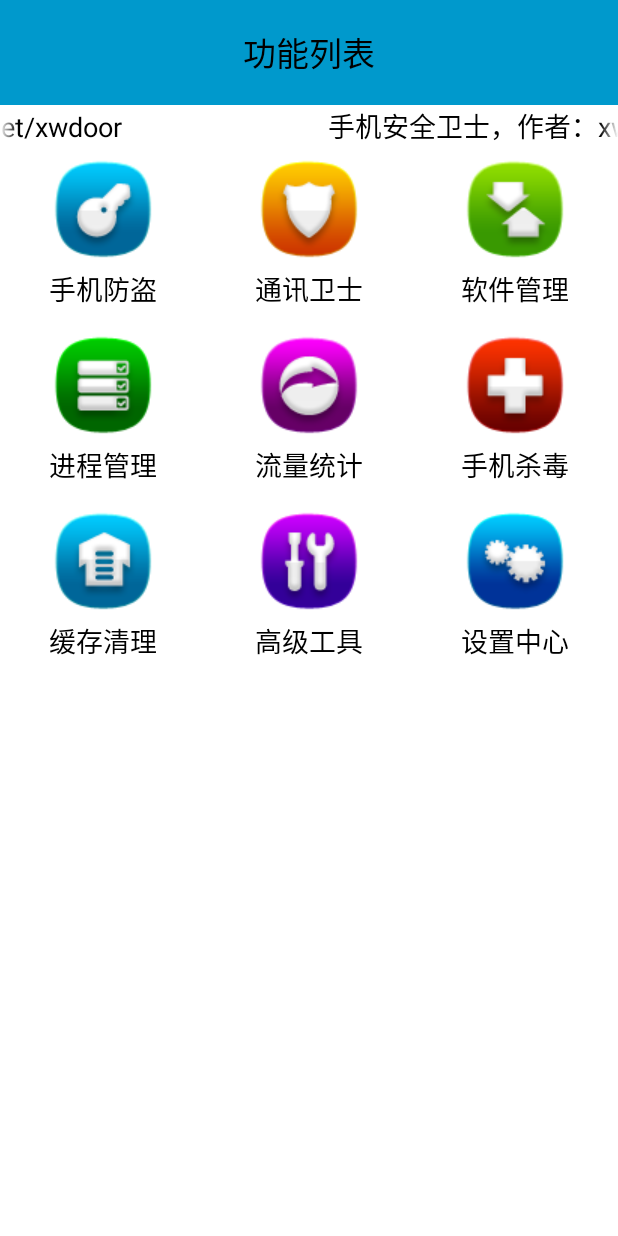
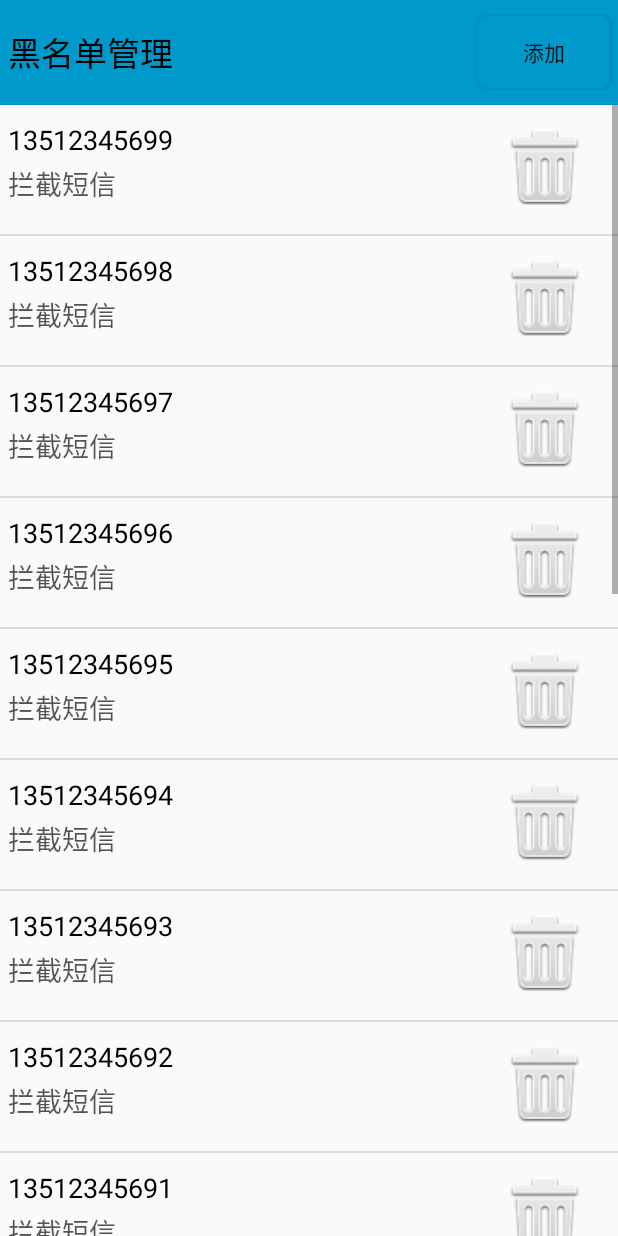
Before and after one commit to xwdoor/MobileSafe, an Android app: the screen it shows after launch (HomeActivity before the commit, BlackNumberActivity after it), after a tap on "通讯卫士", on a phone screen of 412 x 824 dp. Run offline under Robolectric (Android 15) with nearby library versions, the phone set to English and light mode, and no system bars; 2 statements that could not run were skipped; 1 other tap on this screen came first.

Commit message:
通讯卫士：黑名单管理
通讯卫士之电话与短信黑名单管理

```diff
--- a/app/src/main/AndroidManifest.xml
+++ b/app/src/main/AndroidManifest.xml
@@ -39,6 +39,7 @@
         <activity android:name=".activity.ToolsActivity" />
         <activity android:name=".activity.AddressQueryActivity" />
         <activity android:name=".activity.DragViewActivity" />
+        <activity android:name=".activity.BlackNumberActivity" />
 
         <receiver
             android:name=".receiver.BootCompleteReceiver"
--- a/app/src/main/java/net/xwdoor/mobilesafe/activity/AddressQueryActivity.java
+++ b/app/src/main/java/net/xwdoor/mobilesafe/activity/AddressQueryActivity.java
@@ -3,6 +3,8 @@ package net.xwdoor.mobilesafe.activity;
 import android.content.Context;
 import android.content.Intent;
 import android.os.Bundle;
+import android.text.Editable;
+import android.text.TextWatcher;
 import android.view.View;
 import android.widget.Button;
 import android.widget.EditText;
@@ -45,6 +47,25 @@ public class AddressQueryActivity extends BaseActivity {
                 tvResult.setText(address);
             }
         });
+
+        etNumber.addTextChangedListener(new TextWatcher() {
+            @Override
+            public void beforeTextChanged(CharSequence s, int start, int count, int after) {
+
+            }
+
+            @Override
+            public void onTextChanged(CharSequence s, int start, int before, int count) {
+
+            }
+
+            @Override
+            public void afterTextChanged(Editable s) {
+                String number = s.toString().trim();
+                String address = AddressQuery.getAddress(AddressQueryActivity.this, number);
+                tvResult.setText(address);
+            }
+        });
     }
 
     @Override
--- /dev/null
+++ b/app/src/main/java/net/xwdoor/mobilesafe/activity/BlackNumberActivity.java
@@ -0,0 +1,145 @@
+package net.xwdoor.mobilesafe.activity;
+
+import android.content.Context;
+import android.content.Intent;
+import android.os.Bundle;
+import android.os.Handler;
+import android.os.Message;
+import android.view.View;
+import android.widget.AbsListView;
+import android.widget.Button;
+import android.widget.ListView;
+import android.widget.ProgressBar;
+
+import net.xwdoor.mobilesafe.R;
+import net.xwdoor.mobilesafe.adapter.BlackNumberAdapter;
+import net.xwdoor.mobilesafe.base.BaseActivity;
+import net.xwdoor.mobilesafe.db.BlackNumberDao;
+import net.xwdoor.mobilesafe.entity.BlackNumberInfo;
+
+import java.util.ArrayList;
+import java.util.Random;
+
+/**
+ * 通讯卫士：黑名单
+ *
+ * Created by XWdoor on 2016/3/16 016 14:06.
+ * 博客：http://blog.csdn.net/xwdoor
+ */
+public class BlackNumberActivity extends BaseActivity {
+
+    private Button btnAddNumber;
+    private ListView lvList;
+    private ProgressBar pbLoading;
+
+    private BlackNumberAdapter mAdapter;
+    private ArrayList<BlackNumberInfo> mList = null;
+    private Handler mHandler;
+    private BlackNumberDao mNumberDao;
+    private boolean isLoading = false;
+
+    public static void startAct(Context context) {
+        Intent intent = new Intent(context, BlackNumberActivity.class);
+        context.startActivity(intent);
+    }
+
+    @Override
+    public void initVariables() {
+        mNumberDao = BlackNumberDao.getInstance(this);
+        //初始化 Handler
+        mHandler = new Handler() {
+            @Override
+            public void handleMessage(Message msg) {
+                if (mAdapter == null) {// 第一页
+                    mAdapter = new BlackNumberAdapter(BlackNumberActivity.this, mList, mNumberDao);
+                    // 给listview设置数据
+                    lvList.setAdapter(mAdapter);// 这个方法导致数据默认跑到第0个位置
+                } else {
+                    //更新列表数据
+                    mAdapter.notifyDataSetChanged();
+                }
+
+                pbLoading.setVisibility(View.GONE);
+                isLoading = false;
+            }
+        };
+    }
+
+    @Override
+    protected void initViews(Bundle savedInstanceState) {
+        setContentView(R.layout.activity_black_number);
+        btnAddNumber = (Button) findViewById(R.id.btn_add_number);
+        lvList = (ListView) findViewById(R.id.lv_list);
+        pbLoading = (ProgressBar) findViewById(R.id.pb_loading);
+
+        lvList.setOnScrollListener(new AbsListView.OnScrollListener() {
+            @Override
+            public void onScrollStateChanged(AbsListView view, int scrollState) {
+                if (scrollState == SCROLL_STATE_IDLE) {
+                    // 获取最后一个可见item的位置
+                    int lastPosition = lvList.getLastVisiblePosition();
+                    // 判断是否滑动 到最后一个
+                    if (lastPosition >= mList.size() - 1 && !isLoading) {
+                        //读取数据库中数据的总数
+                        int totalCount = mNumberDao.getTotalCount();
+                        if (mList.size() >= totalCount) {
+                            //说明没有更多的数据了
+                            showToast("没有更多的数据了");
+                            return;
+                        }
+                        // 加载下一页
+                        loadBlackNumber();
+                    }
+                }
+            }
+
+            @Override
+            public void onScroll(AbsListView view, int firstVisibleItem, int visibleItemCount, int totalItemCount) {
+
+            }
+        });
+    }
+
+    @Override
+    protected void loadData() {
+        loadBlackNumber();
+    }
+
+    /**
+     * 加载黑名单
+     */
+    private void loadBlackNumber() {
+        pbLoading.setVisibility(View.VISIBLE);
+        isLoading = true;
+        new Thread() {
+            @Override
+            public void run() {
+                if (mList == null) {
+                    //添加模拟数据
+                    if (mNumberDao.getTotalCount() == 0)
+                        addMockData();
+
+                    // 加载第一页数据
+                    mList = mNumberDao.findPart(0);// 20条数据
+                } else {
+                    // 给集合添加一个集合, 集合相加
+                    mList.addAll(mNumberDao.findPart(mList.size()));
+                }
+                //更新列表数据
+                mHandler.sendEmptyMessage(0);
+            }
+        }.start();
+    }
+
+    private void addMockData() {
+        for (int i = 0; i < 100; i++) {
+            Random random = new Random();
+            int mode = random.nextInt(3) + 1;
+            if (i < 10) {
+                mNumberDao.add("1341234567" + i, mode);
+            } else {
+                mNumberDao.add("135123456" + i, mode);
+            }
+        }
+    }
+}
--- a/app/src/main/java/net/xwdoor/mobilesafe/activity/HomeActivity.java
+++ b/app/src/main/java/net/xwdoor/mobilesafe/activity/HomeActivity.java
@@ -55,6 +55,9 @@ public class HomeActivity extends BaseActivity {
                 switch (position) {
                     case 0://手机防盗界面
                         showSafeDialog();
+                        break;
+                    case 1://通讯卫士
+                        BlackNumberActivity.startAct(HomeActivity.this);
                         break;
                     case 7://高级工具
                         ToolsActivity.startAct(HomeActivity.this);
--- /dev/null
+++ b/app/src/main/java/net/xwdoor/mobilesafe/adapter/BlackNumberAdapter.java
@@ -0,0 +1,102 @@
+package net.xwdoor.mobilesafe.adapter;
+
+import android.content.Context;
+import android.view.View;
+import android.view.ViewGroup;
+import android.widget.BaseAdapter;
+import android.widget.ImageView;
+import android.widget.TextView;
+
+import net.xwdoor.mobilesafe.R;
+import net.xwdoor.mobilesafe.db.BlackNumberDao;
+import net.xwdoor.mobilesafe.entity.BlackNumberInfo;
+
+import java.util.ArrayList;
+
+/**
+ * Created by XWdoor on 2016/3/16 016 14:30.
+ * 博客：http://blog.csdn.net/xwdoor
+ */
+public class BlackNumberAdapter extends BaseAdapter {
+    ArrayList<BlackNumberInfo> mList;
+    Context mContext;
+    BlackNumberDao mNumberDao;
+
+    public BlackNumberAdapter(Context ctx, ArrayList<BlackNumberInfo> list, BlackNumberDao numberDao) {
+        this.mContext = ctx;
+        this.mList = list;
+        this.mNumberDao = numberDao;
+    }
+
+    @Override
+    public int getCount() {
+        return mList.size();
+    }
+
+    @Override
+    public BlackNumberInfo getItem(int position) {
+        return mList.get(position);
+    }
+
+    @Override
+    public long getItemId(int position) {
+        return position;
+    }
+
+    //listview优化
+    // 1. 使用convertView,重用对象,保证对象不被创建多次
+    // 2. 使用ViewHolder,减少findViewById的次数
+    // 3. 将ViewHolder改为static, 内存只加载一次
+    @Override
+    public View getView(int position, View convertView, ViewGroup parent) {
+        View view;
+        ViewHolder holder;
+        if(convertView == null) {
+            view = View.inflate(mContext, R.layout.item_black_number_adapter, null);
+            holder = new ViewHolder();
+            holder.tvNumber = (TextView) view.findViewById(R.id.tv_number);
+            holder.tvMode = (TextView) view.findViewById(R.id.tv_mode);
+            holder.ivDelete = (ImageView) view.findViewById(R.id.iv_delete);
+            // 将holder对象和view绑定在一起
+            view.setTag(holder);
+        }else {
+            view = convertView;
+            holder = (ViewHolder) view.getTag();
+        }
+
+        final BlackNumberInfo info = getItem(position);
+        holder.tvNumber.setText(info.number);
+        switch (info.mode) {
+            case 1:
+                holder.tvMode.setText("拦截电话");
+                break;
+            case 2:
+                holder.tvMode.setText("拦截短信");
+                break;
+            case 3:
+                holder.tvMode.setText("拦截电话+短信");
+                break;
+            default:
+                break;
+        }
+
+        holder.ivDelete.setOnClickListener(new View.OnClickListener() {
+            @Override
+            public void onClick(View v) {
+                // 从集合中移除
+                mList.remove(info);
+                // 从数据库移除
+                mNumberDao.delete(info.number);
+                //更新数据
+                notifyDataSetChanged();
+            }
+        });
+        return view;
+    }
+
+    static class ViewHolder {
+        public TextView tvNumber;
+        public TextView tvMode;
+        public ImageView ivDelete;
+    }
+}
--- a/app/src/main/java/net/xwdoor/mobilesafe/db/AddressQuery.java
+++ b/app/src/main/java/net/xwdoor/mobilesafe/db/AddressQuery.java
@@ -85,6 +85,7 @@ public class AddressQuery {
                     break;
             }
         }
+        database.close();//关闭数据库
         return address;
     }
 }
--- /dev/null
+++ b/app/src/main/java/net/xwdoor/mobilesafe/db/BlackNumberDao.java
@@ -0,0 +1,197 @@
+package net.xwdoor.mobilesafe.db;
+
+import android.content.ContentValues;
+import android.content.Context;
+import android.database.Cursor;
+import android.database.sqlite.SQLiteDatabase;
+
+import net.xwdoor.mobilesafe.entity.BlackNumberInfo;
+
+import java.util.ArrayList;
+
+/**
+ * 黑名单数据库封装 crud create remove update delete
+ *
+ * Created by XWdoor on 2016/3/16 016 14:25.
+ * 博客：http://blog.csdn.net/xwdoor
+ */
+public class BlackNumberDao {
+
+    private static BlackNumberDao sInstance = null;// 懒汉模式
+    private BlackNumberOpenHelper mHelper;
+
+    private BlackNumberDao(Context ctx) {
+        mHelper = new BlackNumberOpenHelper(ctx);
+    }
+
+    public static BlackNumberDao getInstance(Context ctx) {
+        if (sInstance == null) {
+            // A, B
+            synchronized (BlackNumberDao.class) {
+                if (sInstance == null) {
+                    sInstance = new BlackNumberDao(ctx);
+                }
+            }
+        }
+
+        return sInstance;
+    }
+
+    /**
+     * 增加黑名单
+     *
+     * @param number
+     * @param mode
+     */
+    public void add(String number, int mode) {
+        SQLiteDatabase database = mHelper.getWritableDatabase();
+        ContentValues values = new ContentValues();
+        values.put("number", number);
+        values.put("mode", mode);
+        database.insert("blacknumber", null, values);
+        database.close();
+    }
+
+    /**
+     * 删除黑名单
+     *
+     * @param number
+     */
+    public void delete(String number) {
+        SQLiteDatabase database = mHelper.getWritableDatabase();
+        database.delete("blacknumber", "number=?", new String[]{number});
+        database.close();
+    }
+
+    /**
+     * 修改黑名单拦截模式
+     *
+     * @param number
+     * @param mode
+     */
+    public void update(String number, int mode) {
+        SQLiteDatabase database = mHelper.getWritableDatabase();
+        ContentValues values = new ContentValues();
+        values.put("mode", mode);
+        database.update("blacknumber", values, "number=?",
+                new String[]{number});
+        database.close();
+    }
+
+    /**
+     * 查询黑名单
+     *
+     * @param number
+     */
+    public boolean find(String number) {
+        SQLiteDatabase database = mHelper.getWritableDatabase();
+        Cursor cursor = database
+                .query("blacknumber", new String[] { "number", "mode" },
+                        "number=?", new String[] { number }, null, null, null);
+
+        boolean exist = false;
+        if (cursor.moveToFirst()) {
+            exist = true;
+        }
+
+        cursor.close();
+        database.close();
+
+        return exist;
+    }
+
+    /**
+     * 查询黑名单拦截模式
+     *
+     * @param number
+     */
+    public int findMode(String number) {
+        SQLiteDatabase database = mHelper.getWritableDatabase();
+        Cursor cursor = database.query("blacknumber", new String[]{"mode"},
+                "number=?", new String[]{number}, null, null, null);
+
+        int mode = -1;
+        if (cursor.moveToFirst()) {
+            mode = cursor.getInt(0);
+        }
+
+        cursor.close();
+        database.close();
+
+        return mode;
+    }
+
+    /**
+     * 查询全部黑名单
+     */
+    public ArrayList<BlackNumberInfo> findAll() {
+        SQLiteDatabase database = mHelper.getWritableDatabase();
+        Cursor cursor = database.query("blacknumber", new String[] { "number",
+                "mode" }, null, null, null, null, null);
+
+        ArrayList<BlackNumberInfo> list = new ArrayList<BlackNumberInfo>();
+        while (cursor.moveToNext()) {
+            BlackNumberInfo info = new BlackNumberInfo();
+            String number = cursor.getString(0);
+            int mode = cursor.getInt(1);
+
+            info.number = number;
+            info.mode = mode;
+            list.add(info);
+        }
+
+        cursor.close();
+        database.close();
+
+        return list;
+    }
+
+    /**
+     * 分页查找数据
+     *
+     * @param index 查询起始位置
+     * @return
+     */
+    public ArrayList<BlackNumberInfo> findPart(int index) {
+        SQLiteDatabase database = mHelper.getWritableDatabase();
+        // select number, mode from blacknumber limit 0,20;
+        Cursor cursor = database
+                .rawQuery(
+                        "select number, mode from blacknumber order by _id desc limit ?,20",
+                        new String[] { index + "" });// 逆序排列
+        ArrayList<BlackNumberInfo> list = new ArrayList<BlackNumberInfo>();
+        while (cursor.moveToNext()) {
+            BlackNumberInfo info = new BlackNumberInfo();
+            String number = cursor.getString(0);
+            int mode = cursor.getInt(1);
+
+            info.number = number;
+            info.mode = mode;
+            list.add(info);
+        }
+
+        cursor.close();
+        database.close();
+
+        return list;
+    }
+
+    /**
+     * 获取数据总数
+     */
+    public int getTotalCount() {
+        SQLiteDatabase database = mHelper.getWritableDatabase();
+        Cursor cursor = database.rawQuery("select count(*) from blacknumber",
+                null);
+
+        int totalCount = 0;
+        if (cursor.moveToFirst()) {
+            totalCount = cursor.getInt(0);
+        }
+
+        cursor.close();
+        database.close();
+        return totalCount;
+    }
+
+}
--- /dev/null
+++ b/app/src/main/java/net/xwdoor/mobilesafe/db/BlackNumberOpenHelper.java
@@ -0,0 +1,30 @@
+package net.xwdoor.mobilesafe.db;
+
+import android.content.Context;
+import android.database.sqlite.SQLiteDatabase;
+import android.database.sqlite.SQLiteOpenHelper;
+
+/**
+ * 黑名单数据库创建
+ */
+public class BlackNumberOpenHelper extends SQLiteOpenHelper {
+
+    public BlackNumberOpenHelper(Context context) {
+        super(context, "blacknumber.db", null, 1);
+    }
+
+    // 数据库第一次创建时调用
+    @Override
+    public void onCreate(SQLiteDatabase db) {
+        // 两个字段number:电话号码, mode: 拦截模式 , 1 拦截电话, 2 拦截短信, 3 拦截全部
+        String sql = "create table blacknumber (_id integer primary key autoincrement, number varchar(20), mode integer)";
+        db.execSQL(sql);
+    }
+
+    // 数据库更新时调用
+    @Override
+    public void onUpgrade(SQLiteDatabase db, int oldVersion, int newVersion) {
+
+    }
+
+}
--- /dev/null
+++ b/app/src/main/java/net/xwdoor/mobilesafe/entity/BlackNumberInfo.java
@@ -0,0 +1,12 @@
+package net.xwdoor.mobilesafe.entity;
+
+/**
+ * 黑名单信息
+ * <p/>
+ * Created by XWdoor on 2016/3/16 016 14:27.
+ * 博客：http://blog.csdn.net/xwdoor
+ */
+public class BlackNumberInfo {
+    public String number;
+    public int mode;
+}
--- /dev/null
+++ b/app/src/main/res/drawable/selector_btn_delete.xml
@@ -0,0 +1,9 @@
+<?xml version="1.0" encoding="utf-8"?>
+<selector xmlns:android="http://schemas.android.com/apk/res/android">
+
+    <item android:drawable="@drawable/main_clean_icon_pressed" android:state_pressed="true"/>
+    <!-- pressed -->
+    <item android:drawable="@drawable/main_clean_icon"/>
+    <!-- default -->
+
+</selector>
--- /dev/null
+++ b/app/src/main/res/layout/activity_black_number.xml
@@ -0,0 +1,50 @@
+<?xml version="1.0" encoding="utf-8"?>
+<LinearLayout xmlns:android="http://schemas.android.com/apk/res/android"
+    android:layout_width="match_parent"
+    android:layout_height="match_parent"
+    android:orientation="vertical" >
+
+    <RelativeLayout
+        android:layout_width="match_parent"
+        android:layout_height="70dp"
+        android:background="@android:color/holo_blue_dark" >
+
+        <TextView
+            android:id="@+id/tv_title"
+            android:layout_width="wrap_content"
+            android:layout_height="wrap_content"
+            android:layout_alignParentLeft="true"
+            android:layout_centerVertical="true"
+            android:layout_marginLeft="5dp"
+            android:text="黑名单管理"
+            android:textColor="#000"
+            android:textSize="22sp" />
+
+        <Button
+            android:id="@+id/btn_add_number"
+            android:layout_width="wrap_content"
+            android:layout_height="wrap_content"
+            android:layout_alignParentRight="true"
+            android:layout_centerVertical="true"
+            android:layout_marginRight="5dp"
+            android:background="@drawable/selector_btn_common"
+            android:text="添加" />
+    </RelativeLayout>
+
+    <FrameLayout
+        android:layout_width="match_parent"
+        android:layout_height="match_parent" >
+
+        <ListView
+            android:id="@+id/lv_list"
+            android:layout_width="match_parent"
+            android:layout_height="match_parent" />
+
+        <ProgressBar
+            android:id="@+id/pb_loading"
+            android:layout_width="wrap_content"
+            android:layout_height="wrap_content"
+            android:layout_gravity="center" />
+    </FrameLayout>
+
+</LinearLayout>
--- /dev/null
+++ b/app/src/main/res/layout/item_black_number_adapter.xml
@@ -0,0 +1,38 @@
+<?xml version="1.0" encoding="utf-8"?>
+<RelativeLayout xmlns:android="http://schemas.android.com/apk/res/android"
+    android:layout_width="match_parent"
+    android:layout_height="wrap_content"
+    android:padding="5dp">
+
+    <TextView
+        android:id="@+id/tv_number"
+        android:layout_width="wrap_content"
+        android:layout_height="wrap_content"
+        android:layout_alignParentLeft="true"
+        android:layout_alignParentTop="true"
+        android:layout_marginTop="5dp"
+        android:text="110"
+        android:textColor="#000"
+        android:textSize="18sp" />
+
+    <TextView
+        android:id="@+id/tv_mode"
+        android:layout_width="wrap_content"
+        android:layout_height="wrap_content"
+        android:layout_alignParentLeft="true"
+        android:layout_below="@+id/tv_number"
+        android:layout_marginTop="3dp"
+        android:text="拦截电话"
+        android:textColor="#a000"
+        android:textSize="18sp" />
+
+    <ImageView
+        android:id="@+id/iv_delete"
+        android:layout_width="wrap_content"
+        android:layout_height="wrap_content"
+        android:layout_alignParentRight="true"
+        android:layout_centerVertical="true"
+        android:layout_marginRight="5dp"
+        android:src="@drawable/selector_btn_delete" />
+
+</RelativeLayout>
```
Also changed, not shown: app/src/main/res/drawable/main_clean_icon.png (added), app/src/main/res/drawable/main_clean_icon_pressed.png (added).
